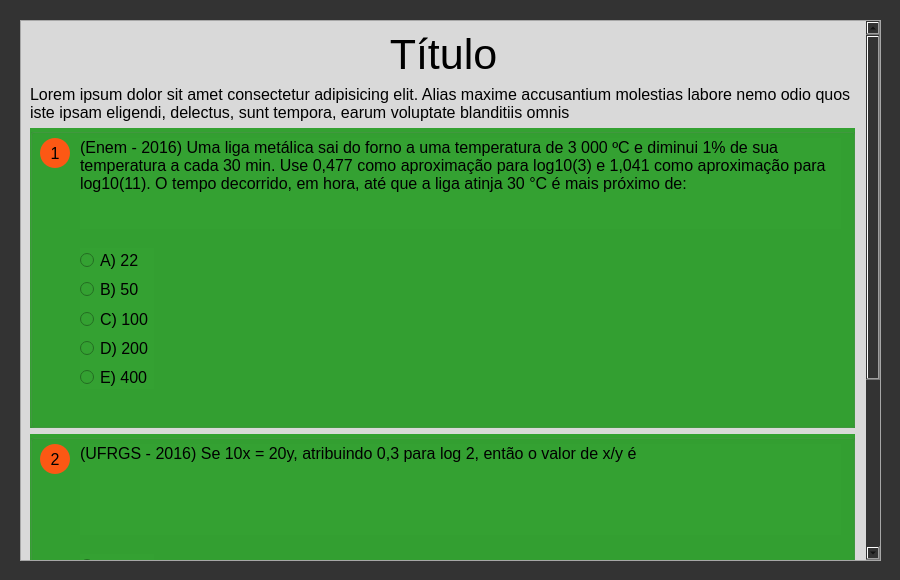
This is tela_atividade.ui in Robson-tech/app-educacional as Qt 5 draws it before an edit. The edited form follows.
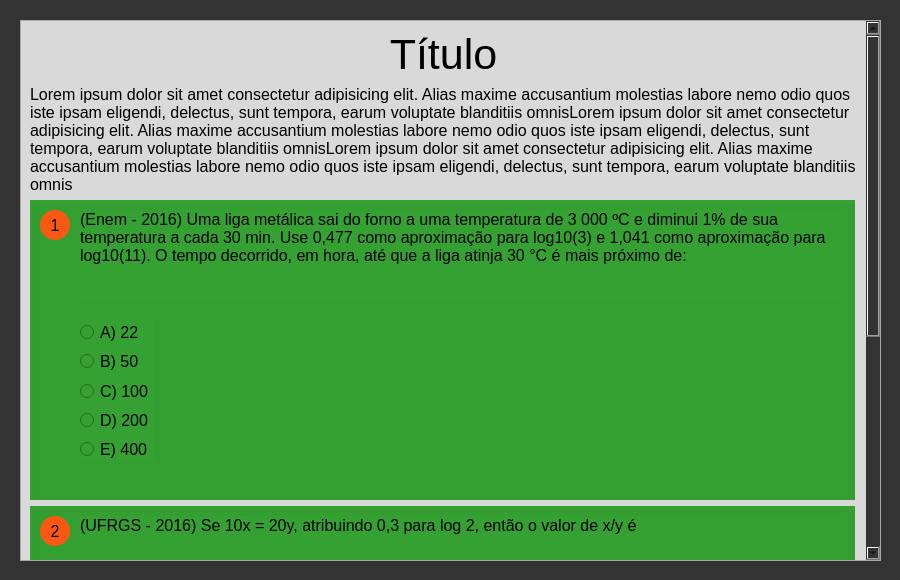
This is the edited form.

Commit message: tela atividade

What changed in the file:
```diff
--- a/tela_atividade.ui
+++ b/tela_atividade.ui
@@ -53,9 +53,9 @@
     <property name="geometry">
      <rect>
       <x>0</x>
-      <y>-258</y>
+      <y>0</y>
       <width>843</width>
-      <height>810</height>
+      <height>932</height>
      </rect>
     </property>
     <layout class="QVBoxLayout" name="verticalLayout">
@@ -85,7 +85,7 @@
         <string notr="true">text-align:justify;</string>
        </property>
        <property name="text">
-        <string>Lorem ipsum dolor sit amet consectetur adipisicing elit. Alias maxime accusantium molestias labore nemo odio quos iste ipsam eligendi, delectus, sunt tempora, earum voluptate blanditiis omnis</string>
+        <string>Lorem ipsum dolor sit amet consectetur adipisicing elit. Alias maxime accusantium molestias labore nemo odio quos iste ipsam eligendi, delectus, sunt tempora, earum voluptate blanditiis omnisLorem ipsum dolor sit amet consectetur adipisicing elit. Alias maxime accusantium molestias labore nemo odio quos iste ipsam eligendi, delectus, sunt tempora, earum voluptate blanditiis omnisLorem ipsum dolor sit amet consectetur adipisicing elit. Alias maxime accusantium molestias labore nemo odio quos iste ipsam eligendi, delectus, sunt tempora, earum voluptate blanditiis omnis</string>
        </property>
        <property name="textFormat">
         <enum>Qt::PlainText</enum>
@@ -170,7 +170,7 @@
          <bool>true</bool>
         </property>
        </widget>
-       <widget class="QWidget" name="">
+       <widget class="QWidget" name="layoutWidget">
         <property name="geometry">
          <rect>
           <x>50</x>
@@ -387,6 +387,19 @@
        </widget>
       </widget>
      </item>
+     <item>
+      <spacer name="verticalSpacer_2">
+       <property name="orientation">
+        <enum>Qt::Vertical</enum>
+       </property>
+       <property name="sizeHint" stdset="0">
+        <size>
+         <width>20</width>
+         <height>40</height>
+        </size>
+       </property>
+      </spacer>
+     </item>
      <item>
       <layout class="QHBoxLayout" name="horizontalLayout_2">
        <item>
```
Left out of the diff: 2 changed lines with no effect on the pictures. The commit also changes 5 other files.
